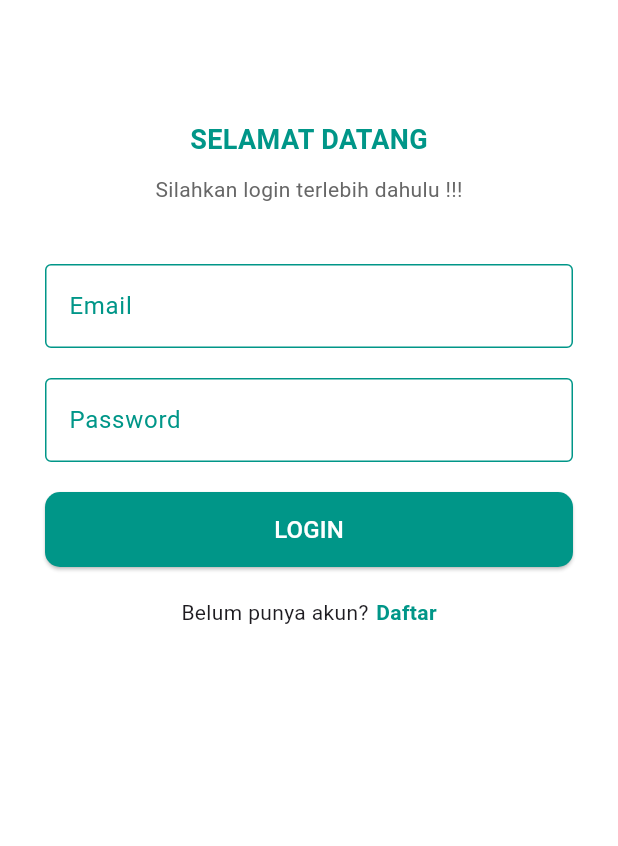
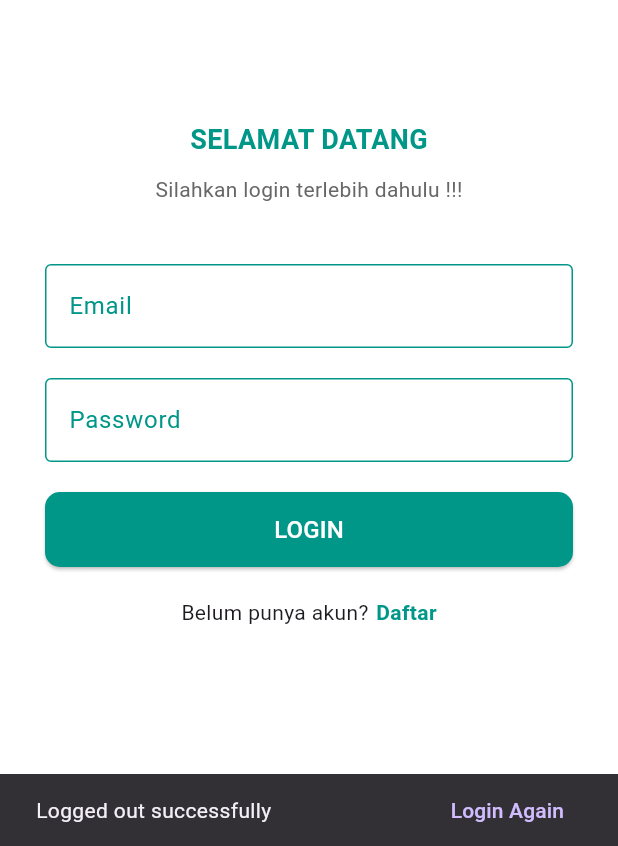
Before and after one commit to RndyAchmad/solemate-app, a Flutter app: the ProfilePage screen opened directly, after a tap on "Log Out", on a phone screen of 412 x 824 dp, the part 390-1236 px from its top. Run offline on Flutter 3.47's test engine with Material 3 defaults, Android fonts, the phone set to English and light mode, and no system bars; our stand-ins replace cloud_firestore, firebase_auth, firebase_core; accounts and stored records are empty.

Commit message:
Update ketiga

```diff
--- a/lib/screen/profile_screen.dart
+++ b/lib/screen/profile_screen.dart
@@ -22,6 +22,20 @@ class ProfilePage extends StatelessWidget {
   Future<void> _logout(BuildContext context) async {
     await FirebaseAuth.instance.signOut();
     Navigator.of(context).pushNamedAndRemoveUntil('/login', (route) => false);
+
+    // Show a SnackBar
+    ScaffoldMessenger.of(context).showSnackBar(
+      SnackBar(
+        content: Text('Logged out successfully'),
+        duration: Duration(seconds: 3), // Adjust the duration as needed
+        action: SnackBarAction(
+          label: 'Login Again',
+          onPressed: () {
+            Navigator.pushNamed(context, '/login');
+          },
+        ),
+      ),
+    );
   }
 
   @override
```
Also changed, not shown: lib/screen/login_screen.dart (+20 -1 lines).
